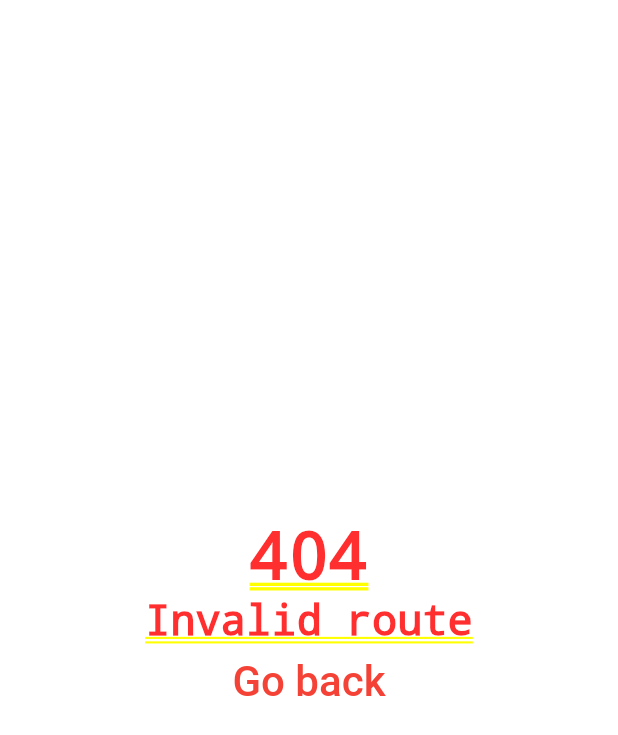
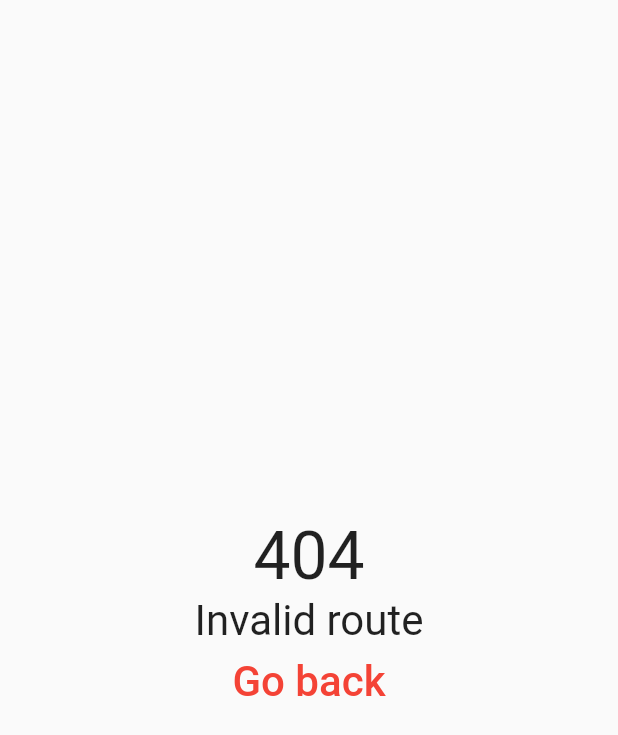
Before and after one commit to itsPeetah/flutter_multiple_navigation_stacks, a Flutter app: the screen it shows after launch, after a tap on "Push main (will 404)", on a phone screen of 412 x 824 dp. Shown: the top 735 px of the screen. Run offline on Flutter 3.47's test engine with Material 2 defaults, Android fonts, the phone set to English and light mode, and no system bars; missing offline and left inert: dart:js.

Commit message:
Added scaffold to main 404

```diff
--- a/lib/util/navigation/main_routes.dart
+++ b/lib/util/navigation/main_routes.dart
@@ -18,7 +18,8 @@ class MainNavigatorRouter {
       case MainNavigationRoutes.root:
         return MaterialPageRoute(builder: (_) => const MainNavigation());
       default:
-        return MaterialPageRoute(builder: (_) => const PageNotFound());
+        return MaterialPageRoute(
+            builder: (_) => const Scaffold(body: PageNotFound()));
     }
   }
 }
```
